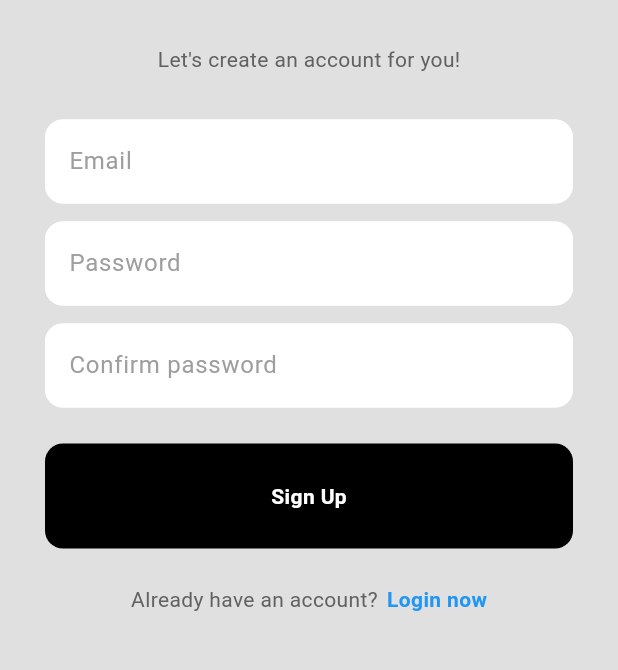
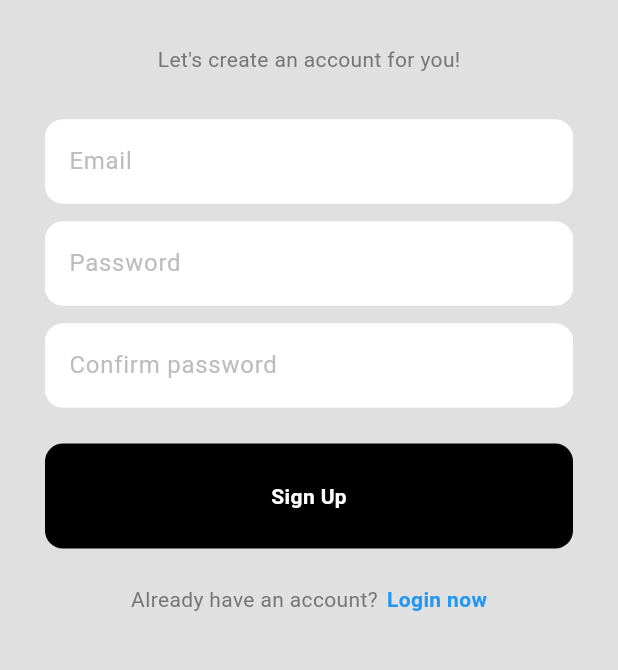
Before and after one commit to Pragades-Rajagopal/wall-app, a Flutter app: the screen it shows after launch, after a tap on "Register now", on a phone screen of 412 x 824 dp, the part 383-1053 px from its top. Run offline on Flutter 3.47's test engine with Material 3 defaults, Android fonts, the light colour scheme and no system bars; our stand-ins replace cloud_firestore, firebase_auth, firebase_core; accounts and stored records are empty; generated files the repository leaves out were written again.

Commit message:
adds theme

```diff
--- a/lib/components/button.dart
+++ b/lib/components/button.dart
@@ -15,17 +15,17 @@ class MyButton extends StatelessWidget {
       onTap: onTap,
       child: Container(
         padding: const EdgeInsets.all(25.0),
-        decoration: const BoxDecoration(
-          color: Colors.black,
-          borderRadius: BorderRadius.all(
+        decoration: BoxDecoration(
+          color: Theme.of(context).colorScheme.surfaceBright,
+          borderRadius: const BorderRadius.all(
             Radius.circular(12.0),
           ),
         ),
         child: Center(
           child: Text(
             text,
-            style: const TextStyle(
-              color: Colors.white,
+            style: TextStyle(
+              color: Theme.of(context).colorScheme.primary,
               fontWeight: FontWeight.bold,
             ),
           ),
--- a/lib/components/common.dart
+++ b/lib/components/common.dart
@@ -14,9 +14,9 @@ void showSnackBar(BuildContext context, String message, {duration = 3}) {
 void showLoadingIndicator(BuildContext context) {
   showDialog(
     context: context,
-    builder: (context) => const Center(
+    builder: (context) => Center(
       child: CircularProgressIndicator(
-        color: Colors.black,
+        color: Theme.of(context).colorScheme.surfaceBright,
       ),
     ),
   );
--- a/lib/components/stream_builder.dart
+++ b/lib/components/stream_builder.dart
@@ -70,9 +70,9 @@ class _MyStreamBuilderState extends State<MyStreamBuilder> {
       stream: widget.stream,
       builder: (context, snapshot) {
         if (snapshot.connectionState == ConnectionState.waiting) {
-          return const Center(
+          return Center(
             child: CircularProgressIndicator(
-              color: Colors.black,
+              color: Theme.of(context).colorScheme.surfaceBright,
               strokeWidth: 6.0,
             ),
           );
--- a/lib/components/text_field.dart
+++ b/lib/components/text_field.dart
@@ -18,18 +18,20 @@ class MyTextField extends StatelessWidget {
       obscureText: obscureText,
       decoration: InputDecoration(
         hintText: hintText,
-        enabledBorder: const OutlineInputBorder(
-          borderSide: BorderSide(color: Colors.white),
-          borderRadius: BorderRadius.all(Radius.circular(12.0)),
+        enabledBorder: OutlineInputBorder(
+          borderSide: BorderSide(color: Theme.of(context).colorScheme.primary),
+          borderRadius: const BorderRadius.all(Radius.circular(12.0)),
         ),
-        focusedBorder: const OutlineInputBorder(
-          borderSide: BorderSide(color: Colors.white),
-          borderRadius: BorderRadius.all(Radius.circular(12.0)),
+        focusedBorder: OutlineInputBorder(
+          borderSide: BorderSide(color: Theme.of(context).colorScheme.primary),
+          borderRadius: const BorderRadius.all(Radius.circular(12.0)),
         ),
-        fillColor: Colors.white,
+        fillColor: Theme.of(context).colorScheme.primary,
         filled: true,
-        hintStyle: TextStyle(color: Colors.grey.shade500),
+        focusColor: Theme.of(context).colorScheme.surfaceBright,
+        hintStyle: TextStyle(color: Theme.of(context).colorScheme.tertiary),
       ),
+      cursorColor: Theme.of(context).colorScheme.surfaceBright,
     );
   }
 }
--- a/lib/main.dart
+++ b/lib/main.dart
@@ -2,6 +2,7 @@ import 'package:firebase_core/firebase_core.dart';
 import 'package:flutter/material.dart';
 import 'package:wall_app/auth/auth.dart';
 import 'package:wall_app/firebase_options.dart';
+import 'package:wall_app/utils/themes.dart';
 
 Future<void> configure() async {
   await Firebase.initializeApp(
@@ -20,9 +21,12 @@ class MyApp extends StatelessWidget {
 
   @override
   Widget build(BuildContext context) {
-    return const MaterialApp(
+    return MaterialApp(
       debugShowCheckedModeBanner: false,
-      home: AuthPage(),
+      themeMode: ThemeMode.system,
+      darkTheme: darkTheme,
+      theme: lightTheme,
+      home: const AuthPage(),
     );
   }
 }
--- a/lib/pages/login_page.dart
+++ b/lib/pages/login_page.dart
@@ -38,7 +38,7 @@ class _LoginPageState extends State<LoginPage> {
   @override
   Widget build(BuildContext context) {
     return Scaffold(
-      backgroundColor: Colors.grey[300],
+      backgroundColor: Theme.of(context).colorScheme.surface,
       body: SafeArea(
         child: Center(
           child: Padding(
@@ -57,7 +57,7 @@ class _LoginPageState extends State<LoginPage> {
                 Text(
                   'Welcome back to the community!',
                   style: TextStyle(
-                    color: Colors.grey.shade700,
+                    color: Theme.of(context).colorScheme.secondary,
                   ),
                 ),
                 const SizedBox(height: 30.0),
@@ -84,7 +84,7 @@ class _LoginPageState extends State<LoginPage> {
                     Text(
                       'Not a member?',
                       style: TextStyle(
-                        color: Colors.grey.shade700,
+                        color: Theme.of(context).colorScheme.secondary,
                       ),
                     ),
                     const SizedBox(width: 6.0),
--- a/lib/pages/my_post.dart
+++ b/lib/pages/my_post.dart
@@ -18,7 +18,7 @@ class _MyPostState extends State<MyPost> {
   Widget build(BuildContext context) {
     return Scaffold(
       extendBodyBehindAppBar: true,
-      backgroundColor: Colors.grey[300],
+      backgroundColor: Theme.of(context).colorScheme.surface,
       appBar: const MyAppBar(
         title: 'MY POSTS',
         showMoreOptions: false,
--- a/lib/pages/register_page.dart
+++ b/lib/pages/register_page.dart
@@ -45,7 +45,7 @@ class _RegisterPageState extends State<RegisterPage> {
   @override
   Widget build(BuildContext context) {
     return Scaffold(
-      backgroundColor: Colors.grey[300],
+      backgroundColor: Theme.of(context).colorScheme.surface,
       body: SafeArea(
         child: Center(
           child: Padding(
@@ -64,7 +64,7 @@ class _RegisterPageState extends State<RegisterPage> {
                 Text(
                   'Let\'s create an account for you!',
                   style: TextStyle(
-                    color: Colors.grey.shade700,
+                    color: Theme.of(context).colorScheme.secondary,
                   ),
                 ),
                 const SizedBox(height: 30.0),
@@ -94,7 +94,7 @@ class _RegisterPageState extends State<RegisterPage> {
                     Text(
                       'Already have an account?',
                       style: TextStyle(
-                        color: Colors.grey.shade700,
+                        color: Theme.of(context).colorScheme.secondary,
                       ),
                     ),
                     const SizedBox(width: 6.0),
--- a/lib/pages/saved_post.dart
+++ b/lib/pages/saved_post.dart
@@ -18,7 +18,7 @@ class _SavedPostState extends State<SavedPost> {
   Widget build(BuildContext context) {
     return Scaffold(
       extendBodyBehindAppBar: true,
-      backgroundColor: Colors.grey[300],
+      backgroundColor: Theme.of(context).colorScheme.surface,
       appBar: const MyAppBar(
         title: 'SAVED POSTS',
         showMoreOptions: false,
--- /dev/null
+++ b/lib/utils/themes.dart
@@ -0,0 +1,43 @@
+import 'package:flutter/material.dart';
+
+ThemeData lightTheme = ThemeData(
+  brightness: Brightness.light,
+  appBarTheme: AppBarTheme(
+    titleTextStyle: const TextStyle(
+      color: Colors.black,
+      fontWeight: FontWeight.bold,
+      fontSize: 20.0,
+    ),
+    backgroundColor: Colors.grey[300]!.withOpacity(0.97),
+    elevation: 0,
+  ),
+  colorScheme: const ColorScheme.light(
+    surface: Color(0xFFE0E0E0), // grey 300
+    primary: Colors.white,
+    secondary: Color(0xFF757575), //grey 600
+    tertiary: Color(0xFFBDBDBD), //grey 400
+    primaryContainer: Color.fromARGB(255, 244, 244, 244),
+    surfaceBright: Colors.black,
+  ),
+);
+
+ThemeData darkTheme = ThemeData(
+  brightness: Brightness.dark,
+  appBarTheme: AppBarTheme(
+    titleTextStyle: const TextStyle(
+      color: Colors.white,
+      fontWeight: FontWeight.bold,
+      fontSize: 20.0,
+    ),
+    backgroundColor: const Color(0xFF292929).withOpacity(0.97),
+    elevation: 0,
+  ),
+  colorScheme: const ColorScheme.dark(
+    surface: Color(0xFF292929),
+    primary: Color.fromRGBO(30, 30, 30, 1),
+    secondary: Color(0xFFB8B8B8),
+    tertiary: Color(0xFF757575),
+    primaryContainer: Color(0xFF3D3D3D),
+    surfaceBright: Colors.white,
+  ),
+);
```
Also changed, not shown: lib/components/appbar.dart (+3 -6 lines), lib/components/wall_post.dart (+8 -8 lines), lib/pages/home_page.dart (+3 -5 lines), assets/app_icon.png.
